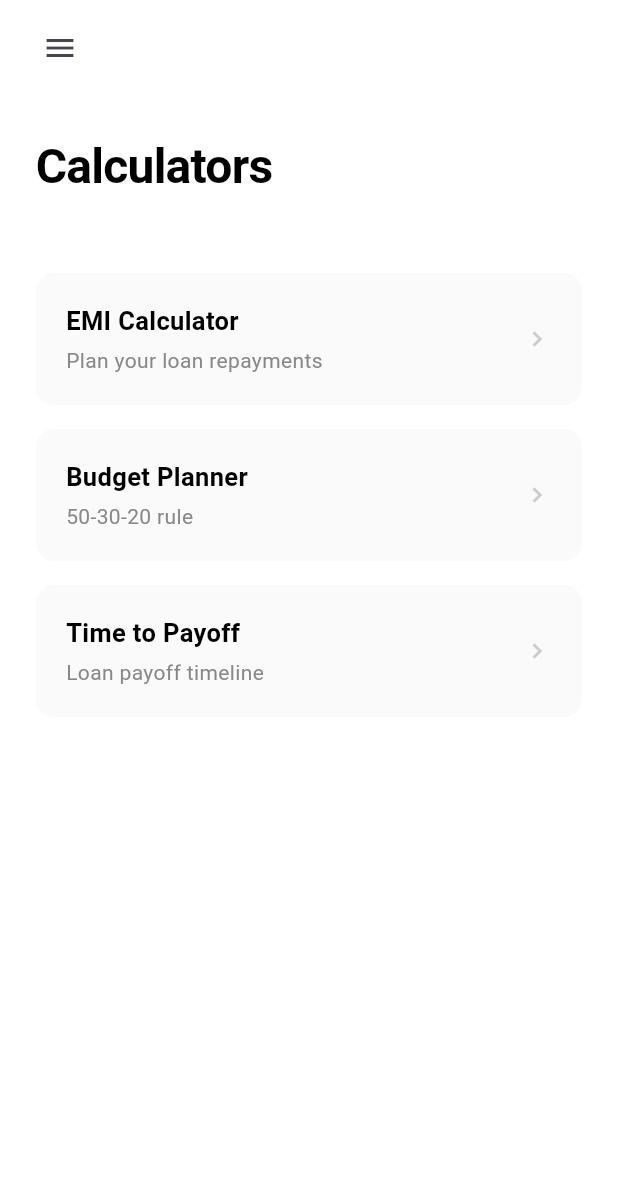
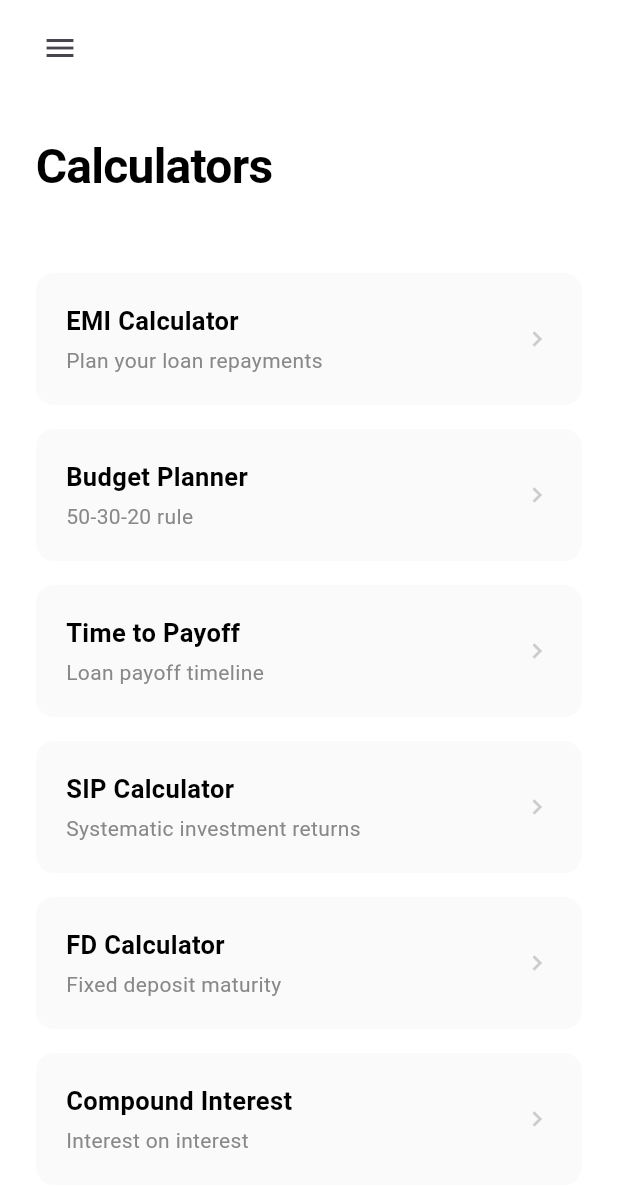
Before and after one commit to Kedar002/financialSensie, a Flutter app: the CalculatorScreen screen opened directly with empty values, on a phone screen of 412 x 824 dp. Shown: the top 1187 px of the screen. Run offline on Flutter 3.47's test engine with Material 3 defaults, Android fonts, the phone set to English and light mode, and no system bars; our stand-ins replace sqflite; accounts and stored records are empty.

Commit message:
calculator made

```diff
--- a/lib/features/calculator/calculator_screen.dart
+++ b/lib/features/calculator/calculator_screen.dart
@@ -2,6 +2,7 @@ import 'package:flutter/material.dart';
 import 'emi_calculator_screen.dart';
 import 'budget_calculator_screen.dart';
 import 'payoff_calculator_screen.dart';
+import 'placeholder_calculator_screen.dart';
 
 class CalculatorScreen extends StatelessWidget {
   final VoidCallback onMenuTap;
@@ -70,6 +71,36 @@ class CalculatorScreen extends StatelessWidget {
                     title: 'Time to Payoff',
                     subtitle: 'Loan payoff timeline',
                     onTap: () => _navigateTo(context, const _PayoffCalculatorWrapper()),
+                  ),
+                  const SizedBox(height: 16),
+                  _CalculatorTile(
+                    title: 'SIP Calculator',
+                    subtitle: 'Systematic investment returns',
+                    onTap: () => _navigateTo(context, const _PlaceholderWrapper(title: 'SIP Calculator')),
+                  ),
+                  const SizedBox(height: 16),
+                  _CalculatorTile(
+                    title: 'FD Calculator',
+                    subtitle: 'Fixed deposit maturity',
+                    onTap: () => _navigateTo(context, const _PlaceholderWrapper(title: 'FD Calculator')),
+                  ),
+                  const SizedBox(height: 16),
+                  _CalculatorTile(
+                    title: 'Compound Interest',
+                    subtitle: 'Interest on interest',
+                    onTap: () => _navigateTo(context, const _PlaceholderWrapper(title: 'Compound Interest')),
+                  ),
+                  const SizedBox(height: 16),
+                  _CalculatorTile(
+                    title: 'Savings Goal',
+                    subtitle: 'Plan your target savings',
+                    onTap: () => _navigateTo(context, const _PlaceholderWrapper(title: 'Savings Goal')),
+                  ),
+                  const SizedBox(height: 16),
+                  _CalculatorTile(
+                    title: 'Lumpsum',
+                    subtitle: 'One-time investment returns',
+                    onTap: () => _navigateTo(context, const _PlaceholderWrapper(title: 'Lumpsum')),
                   ),
                 ],
               ),
@@ -191,3 +222,18 @@ class _PayoffCalculatorWrapper extends StatelessWidget {
     );
   }
 }
+
+// Wrapper for placeholder calculators
+class _PlaceholderWrapper extends StatelessWidget {
+  final String title;
+
+  const _PlaceholderWrapper({required this.title});
+
+  @override
+  Widget build(BuildContext context) {
+    return PlaceholderCalculatorScreen(
+      title: title,
+      onBack: () => Navigator.of(context).pop(),
+    );
+  }
+}
```
Also changed, not shown: lib/features/calculator/placeholder_calculator_screen.dart (added, +70 -0 lines).
